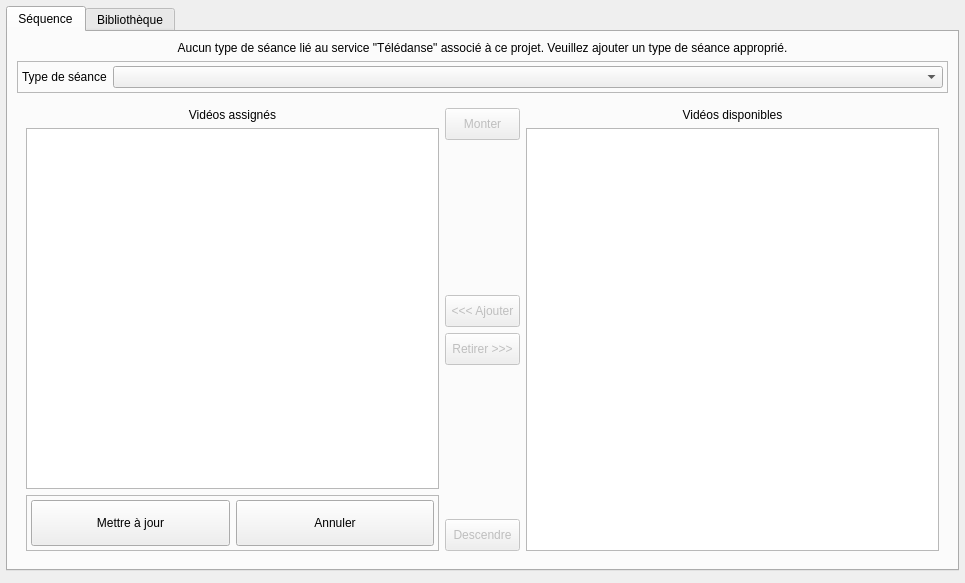
Old version of the form client/src/services/MOVEService/MOVEConfigWidget.ui in the repository introlab/openteraplus.
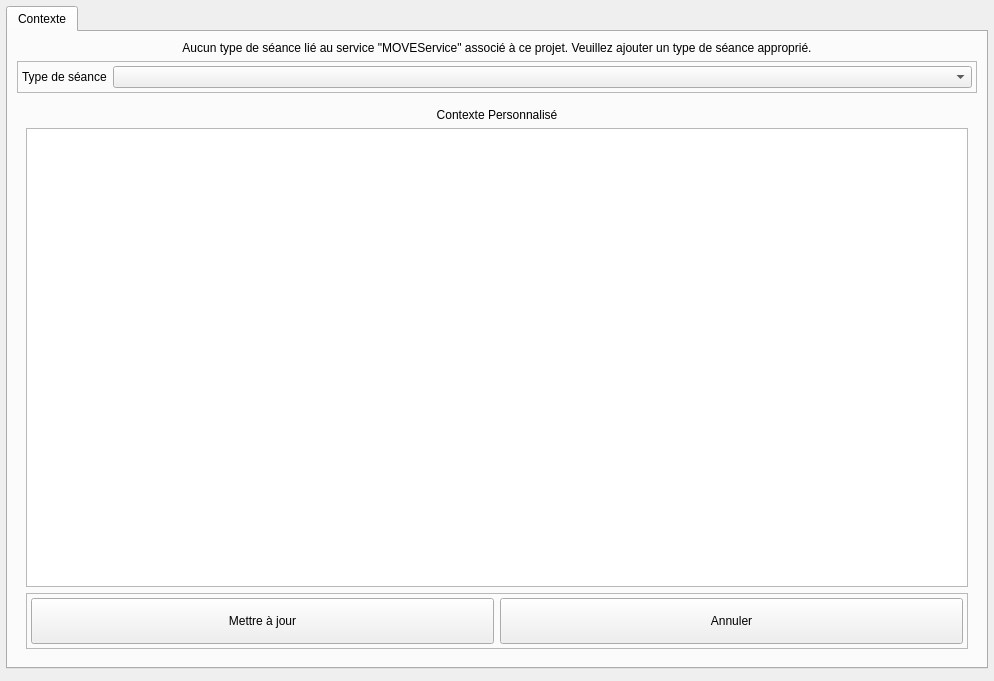
New version of the form. Icons and pictures are not drawn. Custom widgets are drawn as their Qt base class.

Commit message: Starting UI for MOVEConfigWidget

The edit to the form file:
```diff
--- a/client/src/services/MOVEService/MOVEConfigWidget.ui
+++ b/client/src/services/MOVEService/MOVEConfigWidget.ui
@@ -6,8 +6,8 @@
    <rect>
     <x>0</x>
     <y>0</y>
-    <width>965</width>
-    <height>583</height>
+    <width>994</width>
+    <height>681</height>
    </rect>
   </property>
   <property name="windowTitle">
@@ -46,13 +46,13 @@
         <normaloff>:/icons/details.png</normaloff>:/icons/details.png</iconset>
       </attribute>
       <attribute name="title">
-       <string>Séquence</string>
+       <string>Contexte</string>
       </attribute>
       <layout class="QVBoxLayout" name="verticalLayout_5">
        <item>
         <widget class="QLabel" name="lblWarning">
          <property name="text">
-          <string>Aucun type de séance lié au service &quot;Télédanse&quot; associé à ce projet. Veuillez ajouter un type de séance approprié.</string>
+          <string>Aucun type de séance lié au service &quot;MOVEService&quot; associé à ce projet. Veuillez ajouter un type de séance approprié.</string>
          </property>
          <property name="alignment">
           <set>Qt::AlignmentFlag::AlignCenter</set>
@@ -107,7 +107,7 @@
             <item>
              <widget class="QLabel" name="lblPlaylist">
               <property name="text">
-               <string>Vidéos assignés</string>
+               <string>Contexte Personnalisé</string>
               </property>
               <property name="alignment">
                <set>Qt::AlignmentFlag::AlignCenter</set>
@@ -115,46 +115,7 @@
              </widget>
             </item>
             <item>
-             <widget class="QTableWidget" name="lstPlaylist">
-              <property name="enabled">
-               <bool>true</bool>
-              </property>
-              <property name="sizePolicy">
-               <sizepolicy hsizetype="Expanding" vsizetype="Expanding">
-                <horstretch>0</horstretch>
-                <verstretch>0</verstretch>
-               </sizepolicy>
-              </property>
-              <property name="editTriggers">
-               <set>QAbstractItemView::EditTrigger::NoEditTriggers</set>
-              </property>
-              <property name="selectionMode">
-               <enum>QAbstractItemView::SelectionMode::SingleSelection</enum>
-              </property>
-              <property name="iconSize">
-               <size>
-                <width>32</width>
-                <height>32</height>
-               </size>
-              </property>
-              <attribute name="horizontalHeaderVisible">
-               <bool>false</bool>
-              </attribute>
-              <attribute name="horizontalHeaderHighlightSections">
-               <bool>true</bool>
-              </attribute>
-              <attribute name="horizontalHeaderStretchLastSection">
-               <bool>true</bool>
-              </attribute>
-              <attribute name="verticalHeaderVisible">
-               <bool>true</bool>
-              </attribute>
-              <column>
-               <property name="text">
-                <string>Vidéo</string>
-               </property>
-              </column>
-             </widget>
+             <widget class="QTextEdit" name="textEdit"/>
             </item>
             <item>
              <widget class="QFrame" name="framePlaylistControls">
@@ -243,321 +204,11 @@
             </item>
            </layout>
           </item>
-          <item>
-           <layout class="QVBoxLayout" name="verticalLayout_2">
-            <item>
-             <widget class="QPushButton" name="btnMoveUp">
-              <property name="enabled">
-               <bool>false</bool>
-              </property>
-              <property name="minimumSize">
-               <size>
-                <width>75</width>
-                <height>32</height>
-               </size>
-              </property>
-              <property name="maximumSize">
-               <size>
-                <width>75</width>
-                <height>16777215</height>
-               </size>
-              </property>
-              <property name="cursor">
-               <cursorShape>PointingHandCursor</cursorShape>
-              </property>
-              <property name="text">
-               <string>Monter</string>
-              </property>
-              <property name="icon">
-               <iconset resource="../../../resources/TeraClient.qrc">
-                <normaloff>:/controls/branch_up.png</normaloff>:/controls/branch_up.png</iconset>
-              </property>
-             </widget>
-            </item>
-            <item>
-             <spacer name="verticalSpacer">
-              <property name="orientation">
-               <enum>Qt::Orientation::Vertical</enum>
-              </property>
-              <property name="sizeHint" stdset="0">
-               <size>
-                <width>20</width>
-                <height>40</height>
-               </size>
-              </property>
-             </spacer>
-            </item>
-            <item>
-             <widget class="QPushButton" name="btnAddVideo">
-              <property name="enabled">
-               <bool>false</bool>
-              </property>
-              <property name="sizePolicy">
-               <sizepolicy hsizetype="Maximum" vsizetype="Fixed">
-                <horstretch>0</horstretch>
-                <verstretch>0</verstretch>
-               </sizepolicy>
-              </property>
-              <property name="minimumSize">
-               <size>
-                <width>75</width>
-                <height>32</height>
-               </size>
-              </property>
-              <property name="maximumSize">
-               <size>
-                <width>75</width>
-                <height>16777215</height>
-               </size>
-              </property>
-              <property name="cursor">
-               <cursorShape>PointingHandCursor</cursorShape>
-              </property>
-              <property name="text">
-               <string>&lt;&lt;&lt; Ajouter</string>
-              </property>
-             </widget>
-            </item>
-            <item>
-             <widget class="QPushButton" name="btnDelVideo">
-              <property name="enabled">
-               <bool>false</bool>
-              </property>
-              <property name="sizePolicy">
-               <sizepolicy hsizetype="Maximum" vsizetype="Fixed">
-                <horstretch>0</horstretch>
-                <verstretch>0</verstretch>
-               </sizepolicy>
-              </property>
-              <property name="minimumSize">
-               <size>
-                <width>75</width>
-                <height>32</height>
-               </size>
-              </property>
-              <property name="maximumSize">
-               <size>
-                <width>75</width>
-                <height>16777215</height>
-               </size>
-              </property>
-              <property name="cursor">
-               <cursorShape>PointingHandCursor</cursorShape>
-              </property>
-              <property name="text">
-               <string>Retirer &gt;&gt;&gt;</string>
-              </property>
-             </widget>
-            </item>
-            <item>
-             <spacer name="verticalSpacer_2">
-              <property name="orientation">
-               <enum>Qt::Orientation::Vertical</enum>
-              </property>
-              <property name="sizeHint" stdset="0">
-               <size>
-                <width>20</width>
-                <height>40</height>
-               </size>
-              </property>
-             </spacer>
-            </item>
-            <item>
-             <widget class="QPushButton" name="btnMoveDown">
-              <property name="enabled">
-               <bool>false</bool>
-              </property>
-              <property name="minimumSize">
-               <size>
-                <width>75</width>
-                <height>32</height>
-               </size>
-              </property>
-              <property name="maximumSize">
-               <size>
-                <width>75</width>
-                <height>16777215</height>
-               </size>
-              </property>
-              <property name="cursor">
-               <cursorShape>PointingHandCursor</cursorShape>
-              </property>
-              <property name="text">
-               <string>Descendre</string>
-              </property>
-              <property name="icon">
-               <iconset resource="../../../resources/TeraClient.qrc">
-                <normaloff>:/controls/branch_opened.png</normaloff>:/controls/branch_opened.png</iconset>
-              </property>
-             </widget>
-            </item>
-           </layout>
-          </item>
-          <item>
-           <layout class="QVBoxLayout" name="verticalLayout_3">
-            <item>
-             <widget class="QLabel" name="lblAvailVideos">
-              <property name="text">
-               <string>Vidéos disponibles</string>
-              </property>
-              <property name="alignment">
-               <set>Qt::AlignmentFlag::AlignCenter</set>
-              </property>
-             </widget>
-            </item>
-            <item>
-             <widget class="QListWidget" name="lstAvailVideos">
-              <property name="sizePolicy">
-               <sizepolicy hsizetype="Expanding" vsizetype="Expanding">
-                <horstretch>0</horstretch>
-                <verstretch>0</verstretch>
-               </sizepolicy>
-              </property>
-              <property name="editTriggers">
-               <set>QAbstractItemView::EditTrigger::NoEditTriggers</set>
-              </property>
-              <property name="iconSize">
-               <size>
-                <width>32</width>
-                <height>32</height>
-               </size>
-              </property>
-             </widget>
-            </item>
-           </layout>
-          </item>
          </layout>
         </widget>
        </item>
       </layout>
      </widget>
-     <widget class="QWidget" name="tabVideos">
-      <attribute name="icon">
-       <iconset resource="../../../resources/TeraClient.qrc">
-        <normaloff>:/icons/assets/list.png</normaloff>:/icons/assets/list.png</iconset>
-      </attribute>
-      <attribute name="title">
-       <string>Bibliothèque</string>
-      </attribute>
-      <layout class="QVBoxLayout" name="verticalLayout_4">
-       <item>
-        <widget class="QListWidget" name="lstVideos">
-         <property name="editTriggers">
-          <set>QAbstractItemView::EditTrigger::NoEditTriggers</set>
-         </property>
-         <property name="showDropIndicator" stdset="0">
-          <bool>false</bool>
-         </property>
-         <property name="selectionMode">
-          <enum>QAbstractItemView::SelectionMode::ExtendedSelection</enum>
-         </property>
-         <property name="selectionBehavior">
-          <enum>QAbstractItemView::SelectionBehavior::SelectRows</enum>
-         </property>
-         <property name="iconSize">
-          <size>
-           <width>32</width>
-           <height>32</height>
-          </size>
-         </property>
-         <property name="flow">
-          <enum>QListView::Flow::TopToBottom</enum>
-         </property>
-         <property name="spacing">
-          <number>3</number>
-         </property>
-        </widget>
-       </item>
-       <item>
-        <layout class="QHBoxLayout" name="horizontalLayout_2">
-         <item>
-          <widget class="QPushButton" name="btnUpload">
-           <property name="minimumSize">
-            <size>
-             <width>0</width>
-             <height>32</height>
-            </size>
-           </property>
-           <property name="cursor">
-            <cursorShape>PointingHandCursor</cursorShape>
-           </property>
-           <property name="text">
-            <string>Ajouter</string>
-           </property>
-           <property name="icon">
-            <iconset resource="../../../resources/TeraClient.qrc">
-             <normaloff>:/icons/new.png</normaloff>:/icons/new.png</iconset>
-           </property>
-           <property name="iconSize">
-            <size>
-             <width>20</width>
-             <height>20</height>
-            </size>
-           </property>
-          </widget>
-         </item>
-         <item>
-          <widget class="QPushButton" name="btnRename">
-           <property name="enabled">
-            <bool>false</bool>
-           </property>
-           <property name="minimumSize">
-            <size>
-             <width>0</width>
-             <height>32</height>
-            </size>
-           </property>
-           <property name="cursor">
-            <cursorShape>PointingHandCursor</cursorShape>
-           </property>
-           <property name="text">
-            <string>Renommer</string>
-           </property>
-           <property name="icon">
-            <iconset resource="../../../resources/TeraClient.qrc">
-             <normaloff>:/icons/edit.png</normaloff>:/icons/edit.png</iconset>
-           </property>
-           <property name="iconSize">
-            <size>
-             <width>20</width>
-             <height>20</height>
-            </size>
-           </property>
-          </widget>
-         </item>
-         <item>
-          <widget class="QPushButton" name="btnDelete">
-           <property name="enabled">
-            <bool>false</bool>
-           </property>
-           <property name="minimumSize">
-            <size>
-             <width>0</width>
-             <height>32</height>
-            </size>
-           </property>
-           <property name="cursor">
-            <cursorShape>PointingHandCursor</cursorShape>
-           </property>
-           <property name="text">
-            <string>Supprimer</string>
-           </property>
-           <property name="icon">
-            <iconset resource="../../../resources/TeraClient.qrc">
-             <normaloff>:/icons/delete_old.png</normaloff>:/icons/delete_old.png</iconset>
-           </property>
-           <property name="iconSize">
-            <size>
-             <width>20</width>
-             <height>20</height>
-            </size>
-           </property>
-          </widget>
-         </item>
-        </layout>
-       </item>
-      </layout>
-     </widget>
     </widget>
    </item>
    <item>
```
Left out of the diff: 2 changed lines with no effect on the pictures. The commit also changes 2 other files.
